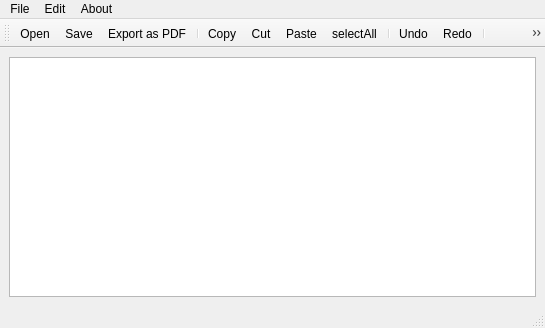
bAbderraouf/Qt_Ratext, file mainwindow.ui: the form before one commit.
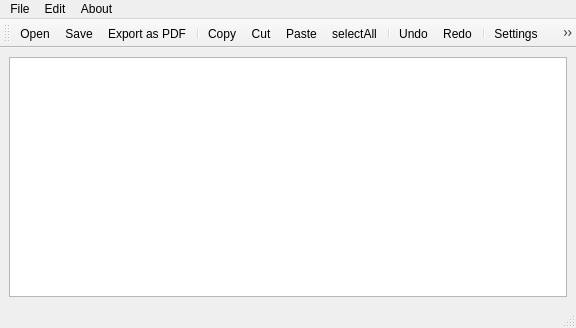
The form after the commit. Icons and pictures are not drawn.

Commit message: line,col

```diff
--- a/mainwindow.ui
+++ b/mainwindow.ui
@@ -6,7 +6,7 @@
    <rect>
     <x>0</x>
     <y>0</y>
-    <width>545</width>
+    <width>576</width>
     <height>328</height>
    </rect>
   </property>
@@ -32,7 +32,7 @@
     <rect>
      <x>0</x>
      <y>0</y>
-     <width>545</width>
+     <width>576</width>
      <height>22</height>
     </rect>
    </property>
```
The commit also changes 2 other files.
